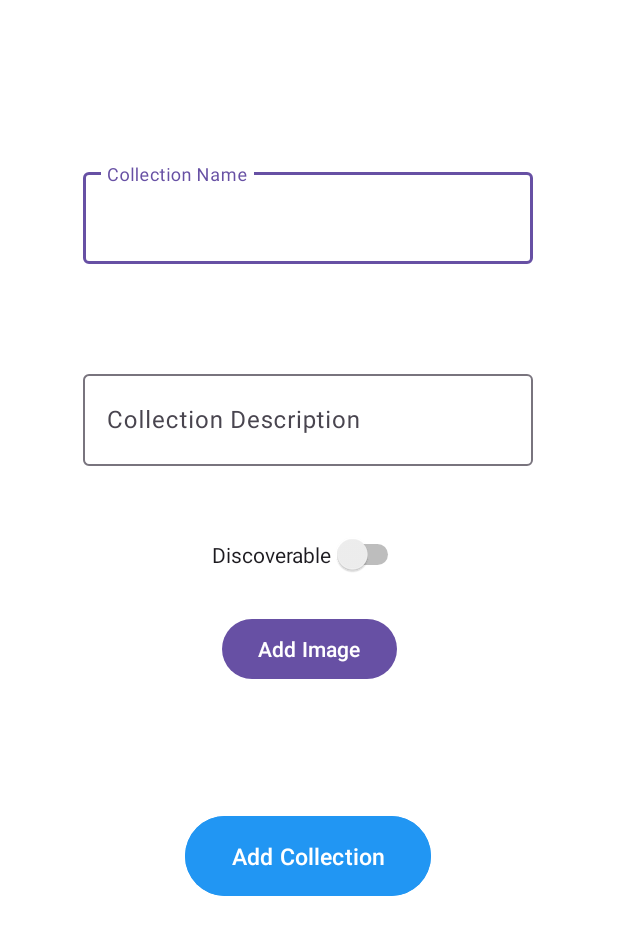
After one commit to igorkapusniak0/Mobile-App-Dev-Assignment, an Android app: the layout fragment_add_collection.xml on its own in the app's theme, with its tools: preview values and no code run, on a phone screen of 412 x 824 dp. The commit adds this screen. Shown: the top 935 px of the screen. Run offline under Robolectric (Android 15) with nearby library versions, the phone set to English and light mode, and no system bars.

Commit message:
added functionality to add collections

```diff
--- a/app/build.gradle.kts
+++ b/app/build.gradle.kts
@@ -47,6 +47,7 @@ dependencies {
     implementation(libs.androidx.activity)
     implementation(libs.androidx.constraintlayout)
     implementation(libs.androidx.cardview)
+    implementation(libs.androidx.viewpager2)
     testImplementation(libs.junit)
     androidTestImplementation(libs.androidx.junit)
     androidTestImplementation(libs.androidx.espresso.core)
--- a/app/src/main/java/ie/setu/mobileappdevassignment/activities/LoginScreenActivity.kt
+++ b/app/src/main/java/ie/setu/mobileappdevassignment/activities/LoginScreenActivity.kt
@@ -5,18 +5,18 @@ import android.os.Bundle
 import android.util.Log
 import androidx.appcompat.app.AppCompatActivity
 import ie.setu.mobileappdevassignment.R
-import ie.setu.mobileappdevassignment.controllers.LoginScreenController
+import ie.setu.mobileappdevassignment.controllers.LoginController
 import ie.setu.mobileappdevassignment.databinding.ActivityLoginScreenBinding
 import ie.setu.mobileappdevassignment.utilities.Utils
 
 class LoginScreenActivity : AppCompatActivity() {
     private lateinit var binding: ActivityLoginScreenBinding
-    private lateinit var controller: LoginScreenController
+    private lateinit var controller: LoginController
     private lateinit var utils: Utils
 
     override fun onCreate(savedInstanceState: Bundle?) {
         super.onCreate(savedInstanceState)
-        controller = LoginScreenController()
+        controller = LoginController()
         utils = Utils()
 
         utils.loadSaveFileToList(this, controller.saveFileName)
--- a/app/src/main/java/ie/setu/mobileappdevassignment/controllers/LoginScreenController.kt
+++ b/app/src/main/java/ie/setu/mobileappdevassignment/controllers/LoginController.kt
@@ -9,7 +9,7 @@ import ie.setu.mobileappdevassignment.utilities.Utils
 
 
 
-class LoginScreenController {
+class LoginController {
     val saveFileName = "saveFile.JSON"
     private var globalData = GlobalData
     private lateinit var user: User
--- a/app/src/main/java/ie/setu/mobileappdevassignment/models/LegoCollection.kt
+++ b/app/src/main/java/ie/setu/mobileappdevassignment/models/LegoCollection.kt
@@ -1,5 +1,6 @@
 package ie.setu.mobileappdevassignment.models
 
+import android.media.Image
 import kotlinx.serialization.Serializable
 
 @Serializable
@@ -7,7 +8,9 @@ data class LegoCollection(
     var name : String = "",
     var description : String = "",
     var creationDate : String = "",
-    var sets: MutableList<LegoSet> = mutableListOf()
+    var imagePath: String = "",
+    var sets: MutableList<LegoSet> = mutableListOf(),
+    var isPublic: Boolean = false
 ) {
 
 
--- /dev/null
+++ b/app/src/main/res/layout/fragment_add_collection.xml
@@ -0,0 +1,96 @@
+<?xml version="1.0" encoding="utf-8"?>
+<androidx.constraintlayout.widget.ConstraintLayout xmlns:android="http://schemas.android.com/apk/res/android"
+    xmlns:app="http://schemas.android.com/apk/res-auto"
+    xmlns:tools="http://schemas.android.com/tools"
+    android:id="@+id/main"
+    android:layout_width="match_parent"
+    android:layout_height="match_parent"
+    android:outlineAmbientShadowColor="#FFFFFF"
+    android:outlineSpotShadowColor="#DECBCB"
+    android:background="#FFFFFF"
+    tools:context=".activities.AddActivity">
+
+
+    <com.google.android.material.textfield.TextInputLayout
+        android:id="@+id/nameLayout"
+        android:layout_width="300dp"
+        android:layout_height="wrap_content"
+        app:layout_constraintBottom_toBottomOf="parent"
+        app:layout_constraintEnd_toEndOf="parent"
+        app:layout_constraintHorizontal_bias="0.495"
+        app:layout_constraintStart_toStartOf="parent"
+        app:layout_constraintTop_toTopOf="parent"
+        app:layout_constraintVertical_bias="0.144">
+
+        <com.google.android.material.textfield.TextInputEditText
+            android:id="@+id/nameField"
+            android:layout_width="match_parent"
+            android:layout_height="61dp"
+            android:focusable="true"
+            android:focusableInTouchMode="true"
+            android:hint="@string/collection_name_hint"
+            android:inputType="text" />
+    </com.google.android.material.textfield.TextInputLayout>
+
+    <com.google.android.material.textfield.TextInputLayout
+        android:id="@+id/descriptionLayout"
+        android:layout_width="300dp"
+        android:layout_height="wrap_content"
+        app:layout_constraintBottom_toBottomOf="parent"
+        app:layout_constraintEnd_toEndOf="parent"
+        app:layout_constraintHorizontal_bias="0.495"
+        app:layout_constraintStart_toStartOf="parent"
+        app:layout_constraintTop_toTopOf="parent"
+        app:layout_constraintVertical_bias="0.322">
+
+        <com.google.android.material.textfield.TextInputEditText
+            android:id="@+id/descriptionField"
+            android:layout_width="match_parent"
+            android:layout_height="61dp"
+            android:focusable="true"
+            android:focusableInTouchMode="true"
+            android:hint="@string/collection_description_hint"
+            android:inputType="text" />
+    </com.google.android.material.textfield.TextInputLayout>
+
+    <Button
+        android:id="@+id/addImageButton"
+        android:layout_width="wrap_content"
+        android:layout_height="wrap_content"
+        android:text="@string/add_image_button"
+        app:layout_constraintBottom_toBottomOf="parent"
+        app:layout_constraintEnd_toEndOf="parent"
+        app:layout_constraintStart_toStartOf="parent"
+        app:layout_constraintTop_toTopOf="parent"
+        app:layout_constraintVertical_bias="0.527" />
+
+    <Button
+        android:id="@+id/addCollectionButton"
+        android:layout_width="164dp"
+        android:layout_height="61dp"
+        android:layout_alignParentBottom="true"
+        android:layout_centerHorizontal="true"
+        android:backgroundTint="@color/buttonColourLightMode"
+        android:text="@string/add_collection"
+        android:textColor="@color/buttonTextColourLightMode"
+        android:textSize="15sp"
+        app:layout_constraintBottom_toBottomOf="parent"
+        app:layout_constraintEnd_toEndOf="parent"
+        app:layout_constraintHorizontal_bias="0.497"
+        app:layout_constraintStart_toStartOf="parent"
+        app:layout_constraintTop_toTopOf="parent"
+        app:layout_constraintVertical_bias="0.708" />
+
+    <Switch
+        android:id="@+id/isPublicSwitch"
+        android:layout_width="wrap_content"
+        android:layout_height="wrap_content"
+        android:text="@string/is_public"
+        app:layout_constraintBottom_toBottomOf="parent"
+        app:layout_constraintEnd_toEndOf="parent"
+        app:layout_constraintHorizontal_bias="0.498"
+        app:layout_constraintStart_toStartOf="parent"
+        app:layout_constraintTop_toTopOf="parent"
+        app:layout_constraintVertical_bias="0.447" />
+
+</androidx.constraintlayout.widget.ConstraintLayout>
--- /dev/null
+++ b/app/src/main/res/values/addActivityStrings.xml
@@ -0,0 +1,12 @@
+<?xml version="1.0" encoding="utf-8"?>
+<resources>
+    <string name="add_collection">Add Collection</string>
+    <string name="add_set">Add Set</string>
+    <string name="collection_name_hint">Collection Name</string>
+    <string name="collection_description_hint">Collection Description</string>
+    <string name="add_image_button">Add Image</string>
+    <string name="set_name_hint">Set Name</string>
+    <string name="set_description_hint">Set Description</string>
+    <string name="is_public">Discoverable</string>
+    <string name="added_collection">Collection has been added</string>
+</resources>
--- a/gradle/libs.versions.toml
+++ b/gradle/libs.versions.toml
@@ -10,6 +10,7 @@ material = "1.13.0"
 activity = "1.11.0"
 constraintlayout = "2.2.1"
 cardview = "1.0.0"
+viewpager2 = "1.1.0"
 
 [libraries]
 androidx-core-ktx = { group = "androidx.core", name = "core-ktx", version.ref = "coreKtx" }
@@ -22,6 +23,7 @@ androidx-activity = { group = "androidx.activity", name = "activity", version.re
 androidx-constraintlayout = { group = "androidx.constraintlayout", name = "constraintlayout", version.ref = "constraintlayout" }
 kotlinx-serialization-json = { group = "org.jetbrains.kotlinx", name = "kotlinx-serialization-json", version = "1.6.0" }
 androidx-cardview = { group = "androidx.cardview", name = "cardview", version.ref = "cardview" }
+androidx-viewpager2 = { group = "androidx.viewpager2", name = "viewpager2", version.ref = "viewpager2" }
 [plugins]
 android-application = { id = "com.android.application", version.ref = "agp" }
 kotlin-android = { id = "org.jetbrains.kotlin.android", version.ref = "kotlin" }
```
Also changed, not shown: app/src/main/AndroidManifest.xml (+36 -0 lines), app/src/main/java/ie/setu/mobileappdevassignment/activities/AddActivity.kt (+30 -0 lines), app/src/main/java/ie/setu/mobileappdevassignment/adapter/AddTabPagerAdapter.kt (added, +21 -0 lines), app/src/main/java/ie/setu/mobileappdevassignment/controllers/AddController.kt (added, +18 -0 lines), app/src/main/java/ie/setu/mobileappdevassignment/fragment/AddCollectionFragment.kt (added, +65 -0 lines), app/src/main/java/ie/setu/mobileappdevassignment/fragment/AddSetFragment.kt (added, +8 -0 lines), app/src/main/java/ie/setu/mobileappdevassignment/utilities/Utils.kt (+9 -0 lines), app/src/main/res/layout/activity_add.xml (added, +56 -0 lines), app/src/main/res/layout/fragment_add_set.xml (added, +142 -0 lines).
